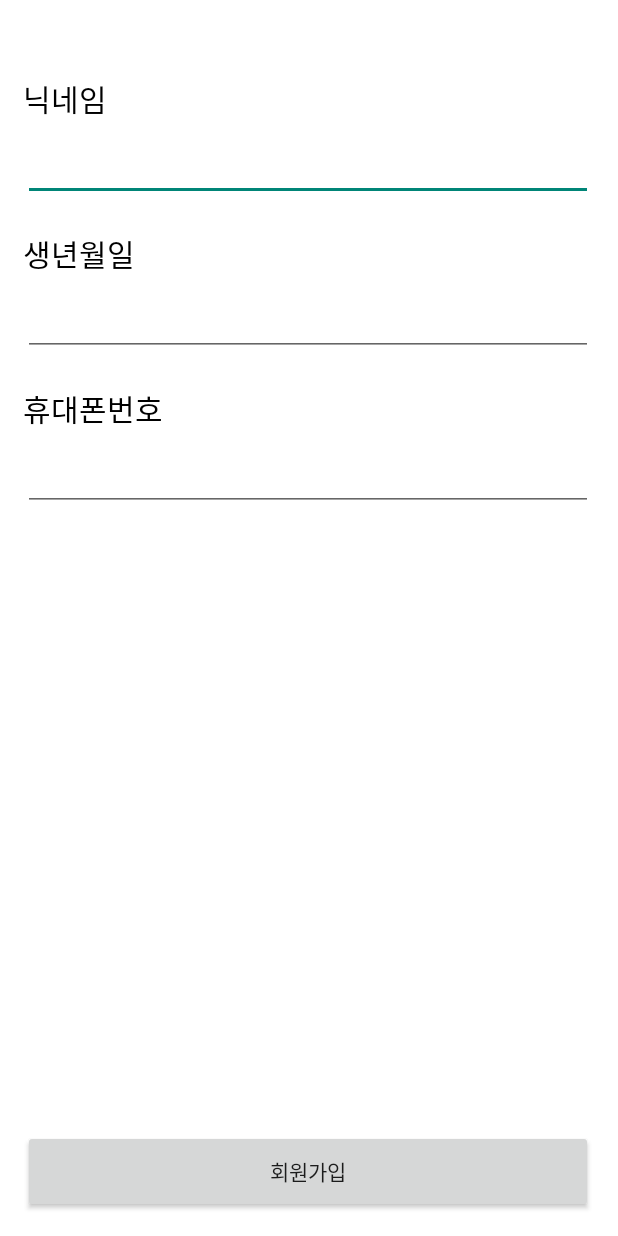
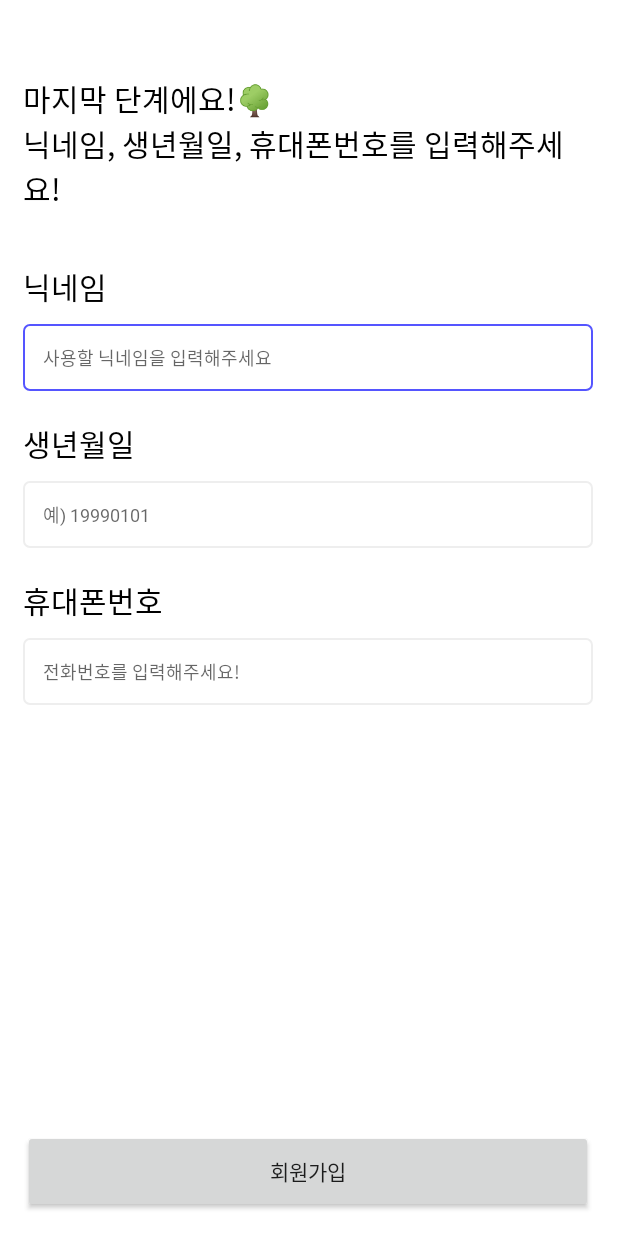
Before and after one commit to xxjo99/Capstone-Design-Android, an Android app: the PrivacyRegisterActivity screen opened directly, with no data from a screen before it, on a phone screen of 412 x 824 dp. Run offline under Robolectric (Android 15) with nearby library versions, the phone set to English and light mode, and no system bars.

Commit message:
회원가입 마지막 정보입력 편집, 깃허브 테스트

```diff
--- a/app/src/main/res/layout/activity_register_password.xml
+++ b/app/src/main/res/layout/activity_register_password.xml
@@ -12,7 +12,7 @@
         android:id="@+id/password_text"
         android:layout_width="wrap_content"
         android:layout_height="wrap_content"
-        android:layout_marginStart="10dp"
+        android:layout_marginStart="0dp"
         android:layout_marginTop="35dp"
         android:fontFamily="@font/bmjua_font"
         android:text="@string/pwInput"
--- a/app/src/main/res/layout/activity_register_privacy.xml
+++ b/app/src/main/res/layout/activity_register_privacy.xml
@@ -12,6 +12,16 @@
         android:layout_width="match_parent"
         android:layout_height="wrap_content"
         android:orientation="vertical">
+        <TextView
+            android:layout_width="wrap_content"
+            android:layout_height="wrap_content"
+            android:fontFamily="@font/bmjua_font"
+            android:layout_marginStart="0dp"
+            android:layout_marginTop="35dp"
+            android:text="@string/joinprivacy"
+            android:textColor="@color/black"
+            android:textSize="20sp"
+            />
 
         <TextView
             android:layout_width="wrap_content"
@@ -28,7 +38,9 @@
             android:layout_width="380dp"
             android:layout_height="wrap_content"
             android:layout_marginTop="10dp"
+            android:background="@drawable/edit_text_border_basic"
             android:fontFamily="@font/bmjua_font"
+            android:hint="사용할 닉네임을 입력해주세요"
             android:inputType="text"
             android:padding="13dp"
             android:textSize="12sp" />
@@ -56,7 +68,9 @@
             android:layout_width="380dp"
             android:layout_height="wrap_content"
             android:layout_marginTop="10dp"
+            android:background="@drawable/edit_text_border_basic"
             android:fontFamily="@font/bmjua_font"
+            android:hint="예) 19990101"
             android:padding="13dp"
             android:textSize="12sp" />
 
@@ -83,6 +97,8 @@
             android:layout_width="380dp"
             android:layout_height="wrap_content"
             android:layout_marginTop="10dp"
+            android:background="@drawable/edit_text_border_basic"
+            android:hint="전화번호를 입력해주세요!"
             android:fontFamily="@font/bmjua_font"
             android:padding="13dp"
             android:textSize="12sp" />
--- a/app/src/main/res/values/strings.xml
+++ b/app/src/main/res/values/strings.xml
@@ -3,7 +3,8 @@
 
     <string name="emailInput">첫번째 단계에요!🌳\n이제 *** 아이디를 설정합니다!\n이메일을 입력해주세요!</string>
     <string name="pwInput">두번째 단계에요!🌳\n비밀번호를 설정해주세요!</string>
-    <string name="joinInput">마지막 단계에요!🌳\n이메일 인증이 필요해요! </string>
+    <string name="joinInput">세번째 단계에요!🌳\n이메일 인증이 필요해요! </string>
+    <string name="joinprivacy">마지막 단계에요!🌳\n닉네임, 생년월일, 휴대폰번호를 입력해주세요! </string>
     <string name="loginemailInput">이메일을 입력해주세요.</string>
     <string name="emailhint">이메일을 입력해주세요</string>
     <string name="loginpwInput">비밀번호를 입력해주세요</string>
```
